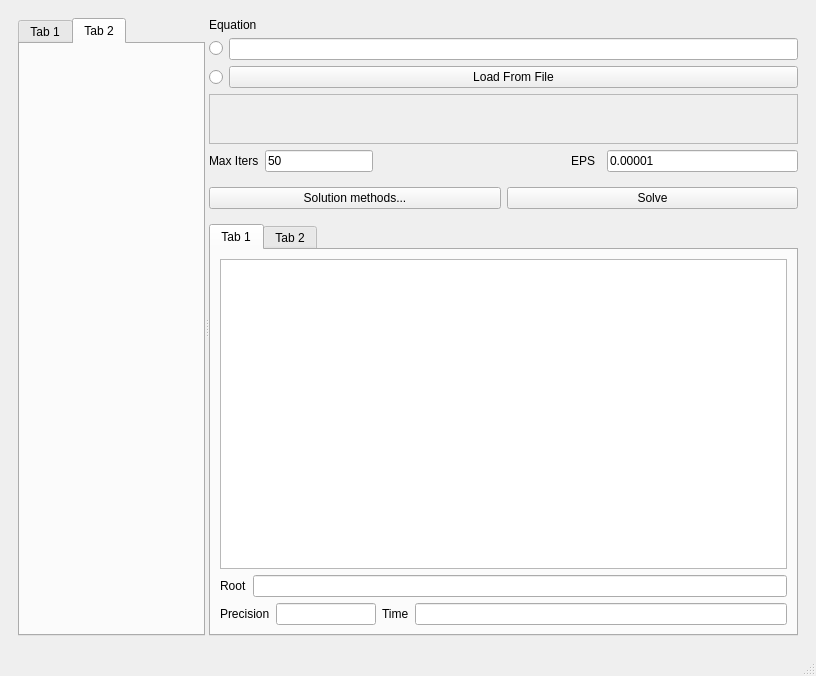
Qt form window2.ui (Quarz0/Root-Finder) before a commit.
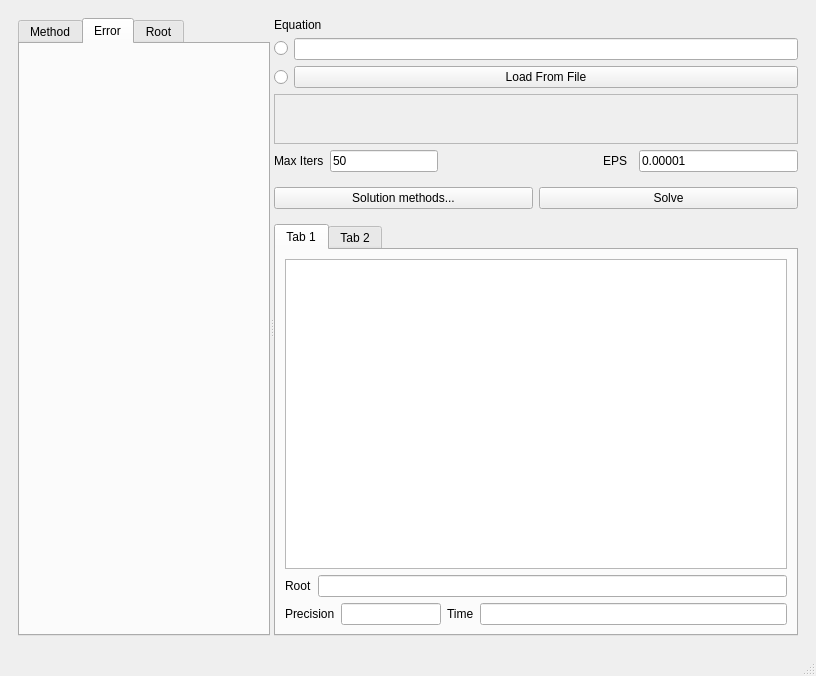
The same form after that commit. The open tabs and pages were chosen to show the change.

Commit message: Added error and root to number of iterations plots.

```diff
--- a/window2.ui
+++ b/window2.ui
@@ -35,7 +35,7 @@
                                         </property>
                                         <widget class="QWidget" name="graph1Tab">
                                             <attribute name="title">
-                                                <string>Tab 1</string>
+                                                <string>Method</string>
                                             </attribute>
                                             <layout class="QVBoxLayout" name="verticalLayout_2">
                                                 <item>
@@ -59,8 +59,51 @@
                                         </widget>
                                         <widget class="QWidget" name="graph2Tab">
                                             <attribute name="title">
-                                                <string>Tab 2</string>
+                                                <string>Error</string>
                                             </attribute>
+                                            <layout class="QVBoxLayout" name="verticalLayout_2">
+                                                <item>
+                                                    <widget class="QWidget" name="mplwindow2" native="true">
+                                                        <property name="sizePolicy">
+                                                            <sizepolicy hsizetype="Expanding" vsizetype="Preferred">
+                                                                <horstretch>0</horstretch>
+                                                                <verstretch>0</verstretch>
+                                                            </sizepolicy>
+                                                        </property>
+                                                        <property name="layoutDirection">
+                                                            <enum>Qt::LeftToRight</enum>
+                                                        </property>
+                                                        <property name="autoFillBackground">
+                                                            <bool>false</bool>
+                                                        </property>
+                                                        <layout class="QVBoxLayout" name="mplvl2"/>
+                                                    </widget>
+                                                </item>
+                                            </layout>
+                                        </widget>
+                                        <widget class="QWidget" name="graph3Tab">
+                                            <attribute name="title">
+                                                <string>Root</string>
+                                            </attribute>
+                                            <layout class="QVBoxLayout" name="verticalLayout_2">
+                                                <item>
+                                                    <widget class="QWidget" name="mplwindow3" native="true">
+                                                        <property name="sizePolicy">
+                                                            <sizepolicy hsizetype="Expanding" vsizetype="Preferred">
+                                                                <horstretch>0</horstretch>
+                                                                <verstretch>0</verstretch>
+                                                            </sizepolicy>
+                                                        </property>
+                                                        <property name="layoutDirection">
+                                                            <enum>Qt::LeftToRight</enum>
+                                                        </property>
+                                                        <property name="autoFillBackground">
+                                                            <bool>false</bool>
+                                                        </property>
+                                                        <layout class="QVBoxLayout" name="mplvl3"/>
+                                                    </widget>
+                                                </item>
+                                            </layout>
                                         </widget>
                                     </widget>
                                     <widget class="QWidget" name="widget" native="true">
```
Left out of the diff: 6 changed lines with no effect on the pictures. The commit also changes 2 other files.
